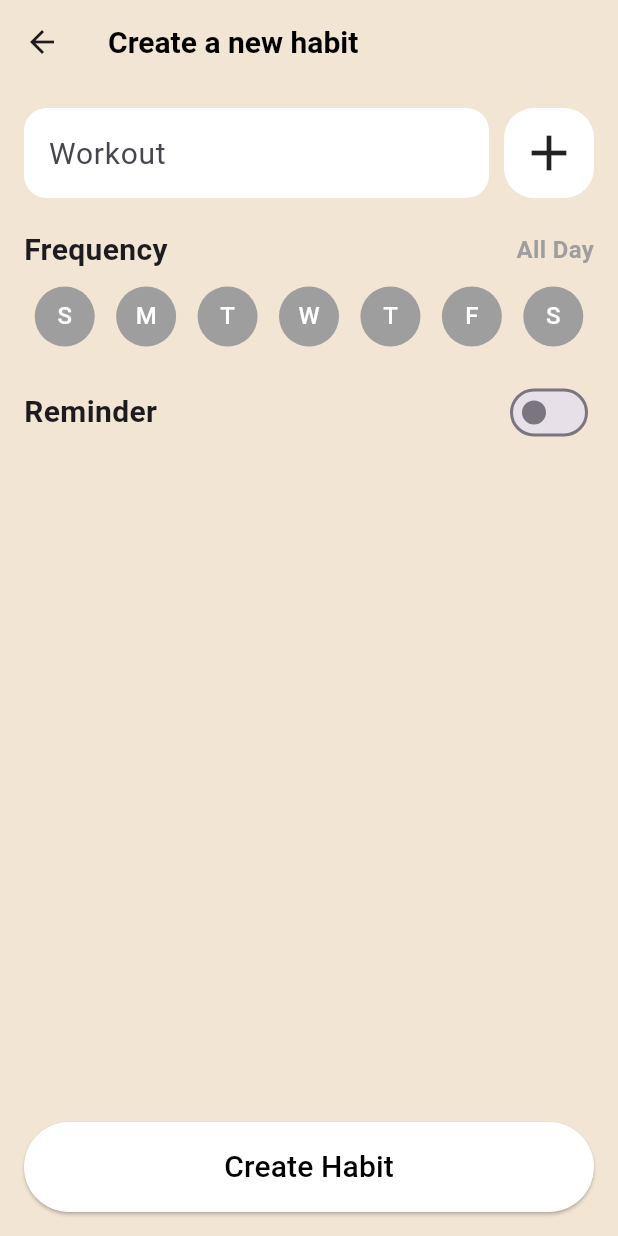
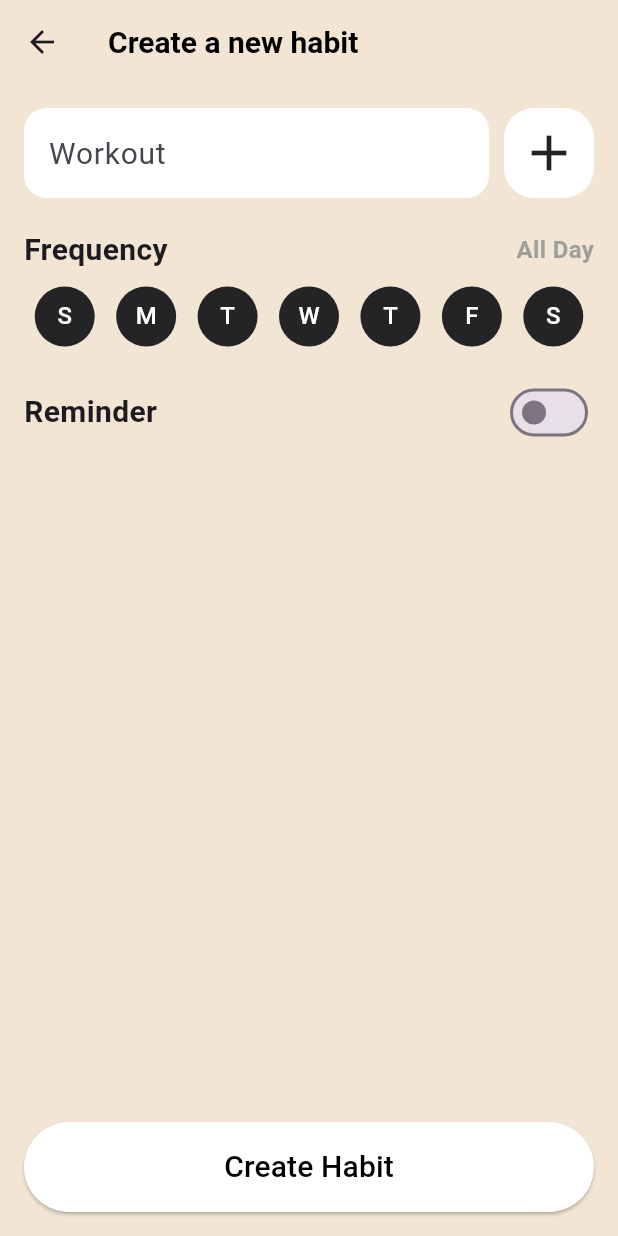
Before and after one commit to nahian00777/Streak-Push, a Flutter app: the CreateNewHabitPage screen opened directly, on a phone screen of 412 x 824 dp. Run offline on Flutter 3.47's test engine with Material 3 defaults, Android fonts, the phone set to English and light mode, and no system bars; our stand-ins replace emoji_picker_flutter, flutter_heatmap_calendar, get; Roboto replaces fonts that are missing (Times New Roman).

Commit message:
Adding Day selecting Logic in Create New Habit page

```diff
--- a/lib/controller/create_habit_controller.dart
+++ b/lib/controller/create_habit_controller.dart
@@ -5,6 +5,7 @@ import 'package:get/get.dart';
 class CreateHabitController extends GetxController {
   var isEmojiVisible = false.obs;
   var selectedEmoji = "".obs;
+  var selectedDays = List<bool>.filled(7, true).obs;
   FocusNode focusNode = FocusNode();
 
   var isDarkMode = false.obs;
@@ -23,4 +24,9 @@ class CreateHabitController extends GetxController {
     isDarkMode.value = !isDarkMode.value;
     Get.changeTheme(isDarkMode.value ? ThemeData.dark() : ThemeData.light());
   }
+
+  void toggleDay(int index) {
+    selectedDays[index] = !selectedDays[index];
+    selectedDays.refresh();
+  }
 }
--- a/lib/screens/pages/create_custom_habit_page.dart
+++ b/lib/screens/pages/create_custom_habit_page.dart
@@ -110,11 +110,25 @@ class CreateNewHabitPage extends GetView<CreateHabitController> {
                           Text('Frequency',
                               style: TextStyle(
                                   fontSize: 20, fontWeight: FontWeight.bold)),
-                          Text('All Day',
+                          Obx(() {
+                            int selectedCount = controller.selectedDays
+                                .where((day) => day == true)
+                                .length;
+                            String displayText;
+                            // Determine the text to display based on the selectedCount
+                            if (selectedCount == 7) {
+                              displayText = "All Day";
+                            } else if (selectedCount == 0) {
+                              displayText = "Choose at least 1 day";
+                            } else {
+                              displayText = "$selectedCount x days";
+                            }
+                            return Text(displayText,
                                 style: TextStyle(
                                     fontSize: 16,
                                     color: Colors.grey,
-                                  fontWeight: FontWeight.bold)),
+                                    fontWeight: FontWeight.bold));
+                          }),
                         ],
                       ),
                       SizedBox(height: 10),
@@ -136,10 +150,16 @@ class CreateNewHabitPage extends GetView<CreateHabitController> {
                               child: InkWell(
                                   onTap: () {
                                     // Add your onTap code here
+                                    controller.toggleDay(index);
+                                    // toggle Color
                                   },
-                                  child: CircleAvatar(
-                                    backgroundColor: selectedDays[index]
-                                        ? Colors.white
+                                  splashColor: Colors.transparent,
+                                  highlightColor: Colors.transparent,
+                                  child: Obx(() {
+                                    return CircleAvatar(
+                                      backgroundColor:
+                                          controller.selectedDays[index]
+                                              ? secondaryColor
                                               : Colors.grey,
                                       child: Text(
                                         dayLabel[index],
@@ -147,7 +167,8 @@ class CreateNewHabitPage extends GetView<CreateHabitController> {
                                           color: Colors.white,
                                         ),
                                       ),
-                                  )),
+                                    );
+                                  })),
                             );
                           },
                         ),
```
Lines whose indentation alone changed are shown as unchanged.
